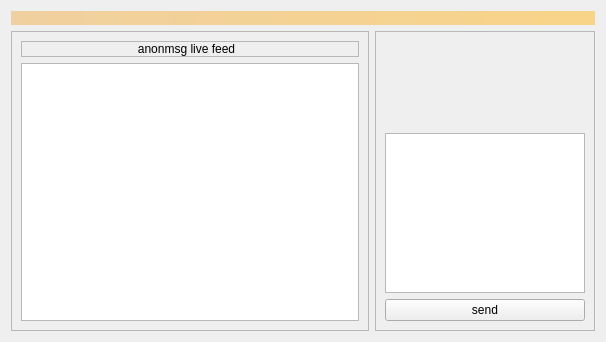
Before: the Qt Designer form src/qt/forms/anonmsg.ui in OmegaBlockchain/omegacoin, drawn with Qt 5.
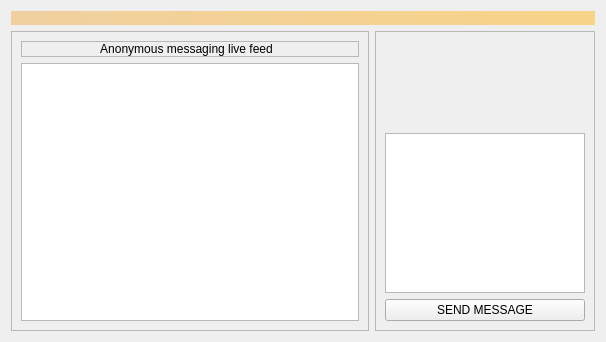
After: the same form once the commit is applied.

Commit message: Anonmsg tab cosmetics

What changed in the file:
```diff
--- a/src/qt/forms/anonmsg.ui
+++ b/src/qt/forms/anonmsg.ui
@@ -70,7 +70,7 @@
               </rect>
              </property>
              <property name="text">
-              <string>anonmsg live feed</string>
+              <string>Anonymous messaging live feed</string>
              </property>
              <property name="alignment">
               <set>Qt::AlignCenter</set>
@@ -151,7 +151,7 @@
             <item>
              <widget class="QPushButton" name="sendButton">
               <property name="text">
-               <string>send</string>
+               <string>SEND MESSAGE</string>
               </property>
              </widget>
             </item>
```
The commit also changes 1 other file.
